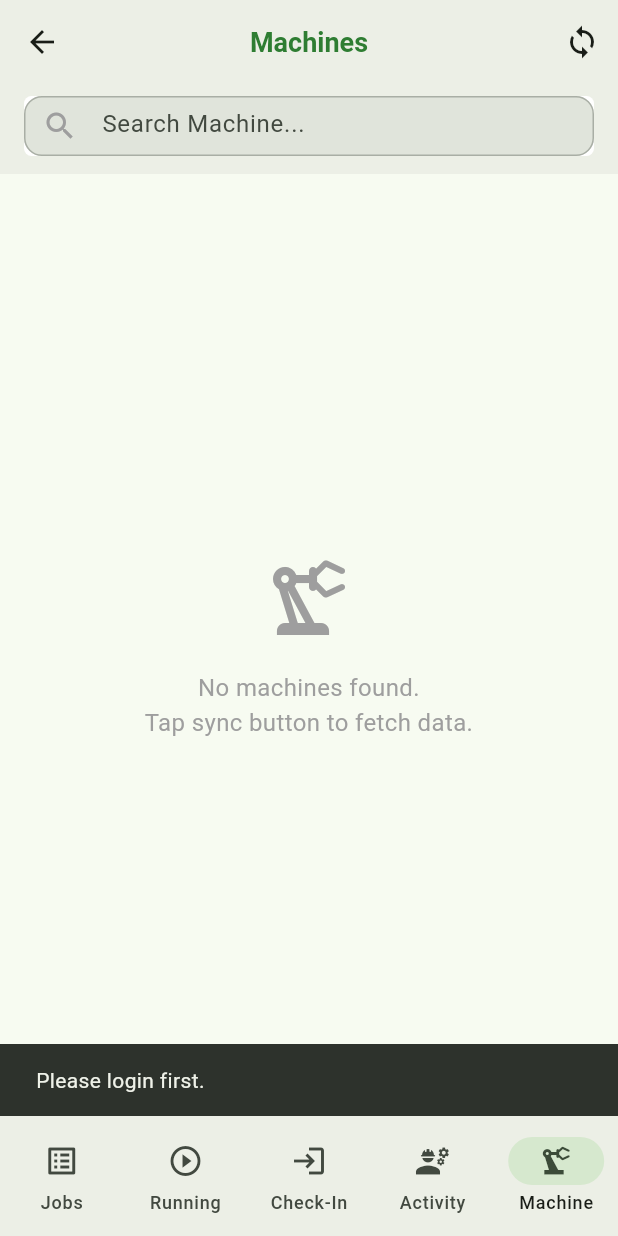
After one commit to wunchai/bio_oee_lab, a Flutter app: the MainWrapperScreen screen opened by its route, item 5 of the bottom bar chosen, after a tap on the "sync" icon, on a phone screen of 412 x 824 dp. The commit adds this screen. Run offline on Flutter 3.47's test engine with Material 3 defaults, Android fonts, the phone set to English and light mode, and no system bars; our stand-ins replace device_info_plus, drift, image_picker; missing offline and left inert: mobile_scanner; accounts and stored records are empty; generated files the repository leaves out were written again; network calls fail.

Commit message:
2025-11-26-Antigravity

```diff
--- a/lib/data/database/app_database.dart
+++ b/lib/data/database/app_database.dart
@@ -28,6 +28,7 @@ import 'package:bio_oee_lab/data/database/tables/job_machine_item_table.dart';
 import 'package:bio_oee_lab/data/database/tables/pause_reason_table.dart';
 import 'package:bio_oee_lab/data/database/tables/check_in_table.dart';
 import 'package:bio_oee_lab/data/database/tables/activity_log_table.dart';
+import 'package:bio_oee_lab/data/database/tables/machine_table.dart'; // <<< NEW: Import Machine table
 // Import DAO definitions
 import 'package:bio_oee_lab/data/database/daos/job_dao.dart';
 import 'package:bio_oee_lab/data/database/daos/document_dao.dart';
@@ -45,6 +46,7 @@ import 'package:bio_oee_lab/data/database/daos/running_job_details_dao.dart';
 import 'package:bio_oee_lab/data/database/daos/pause_reason_dao.dart';
 import 'package:bio_oee_lab/data/database/daos/check_in_dao.dart';
 import 'package:bio_oee_lab/data/database/daos/activity_log_dao.dart';
+import 'package:bio_oee_lab/data/database/daos/machine_dao.dart'; // <<< NEW: Import Machine DAO
 // This line tells drift to generate a file named app_database.g.dart
 part 'app_database.g.dart';
 
@@ -71,6 +73,7 @@ part 'app_database.g.dart';
     CheckInActivities,
     CheckInLogs,
     ActivityLogs,
+    Machines, // <<< NEW: Add Machines table
   ],
   daos: [
     JobDao,
@@ -89,6 +92,7 @@ part 'app_database.g.dart';
     PauseReasonDao,
     CheckInDao,
     ActivityLogDao,
+    MachineDao, // <<< NEW: Add MachineDao
   ],
 )
 class AppDatabase extends _$AppDatabase {
@@ -235,5 +239,10 @@ class AppDatabase extends _$AppDatabase {
     await _createUpdatedAtTrigger(m, 'users', 'updatedAt');
     await _createUpdatedAtTrigger(m, 'images', 'updatedAt');
     await _createUpdatedAtTrigger(m, 'checksheet_master_images', 'updatedAt');
+    await _createUpdatedAtTrigger(
+      m,
+      'machines',
+      'updatedAt',
+    ); // <<< NEW: Add trigger for machines
   }
 }
--- /dev/null
+++ b/lib/data/database/daos/machine_dao.dart
@@ -0,0 +1,49 @@
+import 'package:drift/drift.dart';
+import 'package:bio_oee_lab/data/database/app_database.dart';
+import 'package:bio_oee_lab/data/database/tables/machine_table.dart';
+
+part 'machine_dao.g.dart';
+
+@DriftAccessor(tables: [Machines])
+class MachineDao extends DatabaseAccessor<AppDatabase> with _$MachineDaoMixin {
+  MachineDao(AppDatabase db) : super(db);
+
+  // Insert a single machine
+  Future<int> insertMachine(MachinesCompanion entry) =>
+      into(machines).insert(entry);
+
+  // Batch insert machines (Transaction)
+  Future<void> batchInsertMachines(List<DbMachine> machineList) async {
+    await batch((batch) {
+      batch.insertAll(
+        machines,
+        machineList.map((m) {
+          return MachinesCompanion(
+            machineId: Value(m.machineId),
+            barcodeGuid: Value(m.barcodeGuid),
+            machineNo: Value(m.machineNo),
+            machineName: Value(m.machineName),
+            status: Value(m.status),
+            updatedAt: Value(DateTime.now().toIso8601String()),
+          );
+        }).toList(),
+        mode: InsertMode.insertOrReplace,
+      );
+    });
+  }
+
+  // Delete all machines
+  Future<int> deleteAllMachines() => delete(machines).go();
+
+  // Watch all machines (with optional search query)
+  Stream<List<DbMachine>> watchMachines({String? query}) {
+    if (query != null && query.isNotEmpty) {
+      return (select(machines)..where(
+            (tbl) =>
+                tbl.machineName.contains(query) | tbl.machineNo.contains(query),
+          ))
+          .watch();
+    }
+    return select(machines).watch();
+  }
+}
--- /dev/null
+++ b/lib/data/database/tables/machine_table.dart
@@ -0,0 +1,18 @@
+import 'package:drift/drift.dart';
+import 'package:json_annotation/json_annotation.dart';
+
+@DataClassName('DbMachine')
+class Machines extends Table {
+  // Primary Key (Auto Increment)
+  IntColumn get uid => integer().autoIncrement().named('uid')();
+
+  // Machine Data
+  TextColumn get machineId => text().named('machineId').nullable()();
+  TextColumn get barcodeGuid => text().named('barcodeGuid').nullable()();
+  TextColumn get machineNo => text().named('machineNo').nullable()();
+  TextColumn get machineName => text().named('machineName').nullable()();
+  TextColumn get status => text().named('status').nullable()();
+
+  // Timestamp
+  TextColumn get updatedAt => text().named('updatedAt').nullable()();
+}
--- /dev/null
+++ b/lib/data/repositories/machine_repository.dart
@@ -0,0 +1,100 @@
+import 'package:flutter/foundation.dart';
+import 'package:bio_oee_lab/data/database/app_database.dart';
+import 'package:bio_oee_lab/data/database/daos/machine_dao.dart';
+import 'package:bio_oee_lab/data/network/machine_api_service.dart';
+
+enum MachineSyncStatus { idle, syncing, success, failure }
+
+class MachineRepository with ChangeNotifier {
+  final MachineApiService _apiService;
+  final MachineDao _machineDao;
+
+  MachineSyncStatus _status = MachineSyncStatus.idle;
+  String _syncMessage = '';
+
+  MachineSyncStatus get status => _status;
+  String get syncMessage => _syncMessage;
+
+  MachineRepository({
+    required MachineApiService apiService,
+    required MachineDao machineDao,
+  }) : _apiService = apiService,
+       _machineDao = machineDao;
+
+  // Watch machines from database
+  Stream<List<DbMachine>> watchMachines(String query) {
+    return _machineDao.watchMachines(query: query);
+  }
+
+  // Sync machines from API
+  Future<bool> syncMachines(String userId) async {
+    _status = MachineSyncStatus.syncing;
+    _syncMessage = 'Starting machine sync...';
+    notifyListeners();
+
+    int pageIndex = 1;
+    int totalPages = 1;
+    int totalRecords = 0;
+    const int pageSize = 10;
+
+    try {
+      // 1. Fetch first page
+      _syncMessage = 'Fetching page 1...';
+      notifyListeners();
+
+      final firstPage = await _apiService.getMachines(
+        userId,
+        pageIndex,
+        pageSize: pageSize,
+      );
+      totalPages = firstPage.totalPages;
+
+      // 2. Delete all existing machines (Full Sync)
+      await _machineDao.deleteAllMachines();
+
+      // 3. Insert first page
+      if (firstPage.machines.isNotEmpty) {
+        await _machineDao.batchInsertMachines(firstPage.machines);
+        totalRecords += firstPage.machines.length;
+      }
+
+      // 4. Fetch remaining pages
+      if (totalPages > 1) {
+        for (int i = 2; i <= totalPages; i++) {
+          _syncMessage = 'Syncing page $i of $totalPages...';
+          notifyListeners();
+
+          if (kDebugMode) {
+            print("Syncing machines page $i of $totalPages...");
+          }
+
+          final pageData = await _apiService.getMachines(
+            userId,
+            i,
+            pageSize: pageSize,
+          );
+
+          if (pageData.machines.isNotEmpty) {
+            await _machineDao.batchInsertMachines(pageData.machines);
+            totalRecords += pageData.machines.length;
+          }
+        }
+      }
+
+      _status = MachineSyncStatus.success;
+      _syncMessage = 'Synced $totalRecords machines successfully.';
+      notifyListeners();
+      return true;
+    } catch (e) {
+      _status = MachineSyncStatus.failure;
+      _syncMessage =
+          'Sync failed: ${e.toString().replaceAll('Exception: ', '')}';
+      notifyListeners();
+      return false;
+    } finally {
+      await Future.delayed(const Duration(seconds: 2));
+      _status = MachineSyncStatus.idle;
+      notifyListeners();
+    }
+  }
+}
--- a/lib/presentation/screens/activity/activity_screen.dart
+++ b/lib/presentation/screens/activity/activity_screen.dart
@@ -301,6 +301,7 @@ class _ActivityScreenState extends State<ActivityScreen> {
         },
       ),
       floatingActionButton: FloatingActionButton.extended(
+        heroTag: 'activity_screen_fab', // <<< Fix: Add unique tag
         onPressed: _showAddOptions,
         icon: const Icon(Icons.add),
         label: const Text('Activity'),
--- a/lib/presentation/screens/job/job_screen.dart
+++ b/lib/presentation/screens/job/job_screen.dart
@@ -206,7 +206,15 @@ class _JobScreenState extends State<JobScreen> {
 
     return Scaffold(
       appBar: AppBar(
-        title: _buildSearchBar(), // ใช้ Search Bar ที่อัปเดตแล้ว
+        title: const Text('All Jobs'), // Restore Title
+        centerTitle: true,
+        bottom: PreferredSize(
+          preferredSize: const Size.fromHeight(60),
+          child: Padding(
+            padding: const EdgeInsets.fromLTRB(16, 0, 16, 12),
+            child: _buildSearchBar(),
+          ),
+        ),
         actions: [
           IconButton(
             icon: isSyncing
@@ -457,6 +465,7 @@ class _JobScreenState extends State<JobScreen> {
         ],
       ),
       floatingActionButton: FloatingActionButton.extended(
+        heroTag: 'job_screen_fab', // <<< Fix: Add unique tag
         onPressed: _handleClaimJob,
         label: const Text('Claim Job'),
         icon: const Icon(Icons.add_task),
--- /dev/null
+++ b/lib/presentation/screens/machine/machine_screen.dart
@@ -0,0 +1,262 @@
+import 'package:flutter/material.dart';
+import 'package:provider/provider.dart';
+import 'package:bio_oee_lab/data/database/app_database.dart';
+import 'package:bio_oee_lab/data/repositories/login_repository.dart';
+import 'package:bio_oee_lab/data/repositories/machine_repository.dart';
+
+class MachineScreen extends StatefulWidget {
+  const MachineScreen({super.key});
+
+  @override
+  State<MachineScreen> createState() => _MachineScreenState();
+}
+
+class _MachineScreenState extends State<MachineScreen> {
+  final TextEditingController _searchController = TextEditingController();
+  String _searchQuery = '';
+
+  @override
+  void dispose() {
+    _searchController.dispose();
+    super.dispose();
+  }
+
+  Future<void> _handleSync(BuildContext context) async {
+    final loginRepo = context.read<LoginRepository>();
+    final userId = loginRepo.loggedInUser?.userId ?? '';
+
+    if (userId.isEmpty) {
+      ScaffoldMessenger.of(
+        context,
+      ).showSnackBar(const SnackBar(content: Text('Please login first.')));
+      return;
+    }
+
+    final success = await context.read<MachineRepository>().syncMachines(
+      userId,
+    );
+
+    if (mounted) {
+      if (success) {
+        ScaffoldMessenger.of(context).showSnackBar(
+          const SnackBar(content: Text('Machines synced successfully!')),
+        );
+      } else {
+        final msg = context.read<MachineRepository>().syncMessage;
+        ScaffoldMessenger.of(context).showSnackBar(
+          SnackBar(content: Text(msg), backgroundColor: Colors.red),
+        );
+      }
+    }
+  }
+
+  @override
+  Widget build(BuildContext context) {
+    final machineRepo = context.watch<MachineRepository>();
+    final isSyncing = machineRepo.status == MachineSyncStatus.syncing;
+
+    return Scaffold(
+      appBar: AppBar(
+        title: const Text('Machines'),
+        centerTitle: true,
+        bottom: PreferredSize(
+          preferredSize: const Size.fromHeight(60),
+          child: Padding(
+            padding: const EdgeInsets.fromLTRB(16, 0, 16, 12),
+            child: _buildSearchBar(),
+          ),
+        ),
+        actions: [
+          IconButton(
+            icon: isSyncing
+                ? const SizedBox(
+                    width: 20,
+                    height: 20,
+                    child: CircularProgressIndicator(
+                      color: Colors.white,
+                      strokeWidth: 2,
+                    ),
+                  )
+                : const Icon(Icons.sync),
+            onPressed: isSyncing ? null : () => _handleSync(context),
+          ),
+        ],
+      ),
+      body: Column(
+        children: [
+          if (isSyncing)
+            Container(
+              color: Colors.orange.shade50,
+              padding: const EdgeInsets.all(8),
+              width: double.infinity,
+              child: Text(
+                machineRepo.syncMessage,
+                textAlign: TextAlign.center,
+                style: TextStyle(color: Colors.orange.shade800),
+              ),
+            ),
+          Expanded(
+            child: StreamBuilder<List<DbMachine>>(
+              stream: machineRepo.watchMachines(_searchQuery),
+              builder: (context, snapshot) {
+                if (snapshot.hasError) {
+                  return Center(child: Text('Error: ${snapshot.error}'));
+                }
+                if (!snapshot.hasData) {
+                  return const Center(child: CircularProgressIndicator());
+                }
+
+                final machines = snapshot.data!;
+
+                if (machines.isEmpty) {
+                  return Center(
+                    child: Column(
+                      mainAxisAlignment: MainAxisAlignment.center,
+                      children: [
+                        const Icon(
+                          Icons.precision_manufacturing_outlined,
+                          size: 64,
+                          color: Colors.grey,
+                        ),
+                        const SizedBox(height: 16),
+                        Text(
+                          _searchQuery.isEmpty
+                              ? 'No machines found.\nTap sync button to fetch data.'
+                              : 'No result for "$_searchQuery"',
+                          textAlign: TextAlign.center,
+                          style: const TextStyle(
+                            fontSize: 16,
+                            color: Colors.grey,
+                          ),
+                        ),
+                      ],
+                    ),
+                  );
+                }
+
+                return ListView.builder(
+                  itemCount: machines.length,
+                  padding: const EdgeInsets.all(8),
+                  itemBuilder: (context, index) {
+                    final machine = machines[index];
+                    return _buildMachineCard(machine);
+                  },
+                );
+              },
+            ),
+          ),
+        ],
+      ),
+    );
+  }
+
+  Widget _buildSearchBar() {
+    return Container(
+      height: 40,
+      decoration: BoxDecoration(
+        color: Colors.white,
+        borderRadius: BorderRadius.circular(5),
+      ),
+      child: TextField(
+        controller: _searchController,
+        decoration: const InputDecoration(
+          hintText: 'Search Machine...',
+          prefixIcon: Icon(Icons.search, color: Colors.grey),
+          border: InputBorder.none,
+          contentPadding: EdgeInsets.symmetric(vertical: 10),
+        ),
+        onChanged: (value) {
+          setState(() {
+            _searchQuery = value;
+          });
+        },
+      ),
+    );
+  }
+
+  Widget _buildMachineCard(DbMachine machine) {
+    Color statusColor;
+    IconData statusIcon;
+
+    // Determine color based on status (Case-insensitive)
+    final status = machine.status?.toLowerCase() ?? '';
+    if (status == 'running') {
+      statusColor = Colors.green;
+      statusIcon = Icons.play_circle_fill;
+    } else if (status == 'setup') {
+      statusColor = Colors.blue;
+      statusIcon = Icons.settings;
+    } else if (status == 'clean') {
+      statusColor = Colors.cyan;
+      statusIcon = Icons.cleaning_services;
+    } else if (status == 'standby') {
+      statusColor = Colors.orange;
+      statusIcon = Icons.pause_circle_filled;
+    } else if (status == 'breakdown') {
+      statusColor = Colors.red;
+      statusIcon = Icons.warning;
+    } else {
+      statusColor = Colors.grey;
+      statusIcon = Icons.help;
+    }
+
+    return Card(
+      elevation: 2,
+      margin: const EdgeInsets.symmetric(vertical: 6, horizontal: 4),
+      shape: RoundedRectangleBorder(borderRadius: BorderRadius.circular(10)),
+      child: Padding(
+        padding: const EdgeInsets.all(12.0),
+        child: Row(
+          children: [
+            // Status Icon
+            Container(
+              padding: const EdgeInsets.all(10),
+              decoration: BoxDecoration(
+                color: statusColor.withOpacity(0.1),
+                shape: BoxShape.circle,
+              ),
+              child: Icon(statusIcon, color: statusColor, size: 28),
+            ),
+            const SizedBox(width: 16),
+            // Machine Info
+            Expanded(
+              child: Column(
+                crossAxisAlignment: CrossAxisAlignment.start,
+                children: [
+                  Text(
+                    machine.machineName ?? 'Unknown Name',
+                    style: const TextStyle(
+                      fontSize: 16,
+                      fontWeight: FontWeight.bold,
+                    ),
+                  ),
+                  const SizedBox(height: 4),
+                  Text(
+                    '${machine.machineNo} (${machine.machineId})',
+                    style: TextStyle(color: Colors.grey.shade700, fontSize: 13),
+                  ),
+                ],
+              ),
+            ),
+            // Status Badge
+            Container(
+              padding: const EdgeInsets.symmetric(horizontal: 10, vertical: 4),
+              decoration: BoxDecoration(
+                color: statusColor,
+                borderRadius: BorderRadius.circular(12),
+              ),
+              child: Text(
+                machine.status ?? 'Unknown',
+                style: const TextStyle(
+                  color: Colors.white,
+                  fontWeight: FontWeight.bold,
+                  fontSize: 12,
+                ),
+              ),
+            ),
+          ],
+        ),
+      ),
+    );
+  }
+}
--- a/lib/presentation/screens/running_job/running_job_screen.dart
+++ b/lib/presentation/screens/running_job/running_job_screen.dart
@@ -177,7 +177,15 @@ class _RunningJobScreenState extends State<RunningJobScreen> {
 
     return Scaffold(
       appBar: AppBar(
-        title: _buildSearchBar(), // 1. Search Bar ที่มีปุ่ม QR
+        title: const Text('Running Jobs'), // Restore Title
+        centerTitle: true,
+        bottom: PreferredSize(
+          preferredSize: const Size.fromHeight(60),
+          child: Padding(
+            padding: const EdgeInsets.fromLTRB(16, 0, 16, 12),
+            child: _buildSearchBar(),
+          ),
+        ),
         actions: [
           // 2. ปุ่ม Upload
           IconButton(
```
Also changed, not shown: lib/core/app_providers.dart (+12 -0 lines), lib/data/database/daos/user_dao.dart (+15 -7 lines), lib/data/network/machine_api_service.dart (added, +102 -0 lines), lib/data/repositories/login_repository.dart (+14 -6 lines), lib/main.dart (+20 -12 lines), lib/presentation/screens/main_wrapper/main_wrapper_screen.dart (+8 -30 lines), lib/data/database/app_database.g.dart, lib/data/database/daos/machine_dao.g.dart (added).
